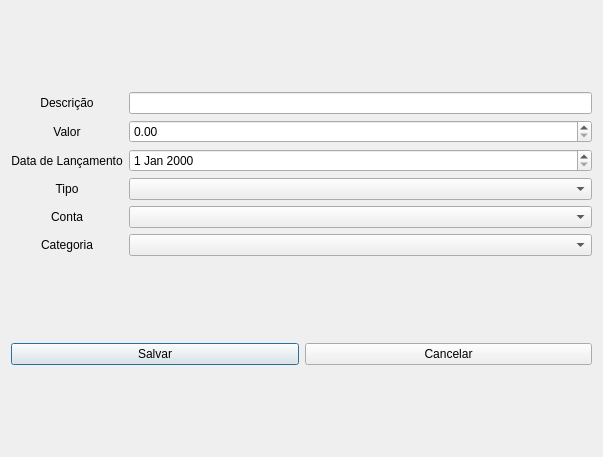
Before: the Qt Designer form MeuCentavoApp/Designer/FormsDashboard/FormsLancamentos/formAdicionarLancamento.ui in bee0ne1/MeuCentavo, drawn with Qt 5.
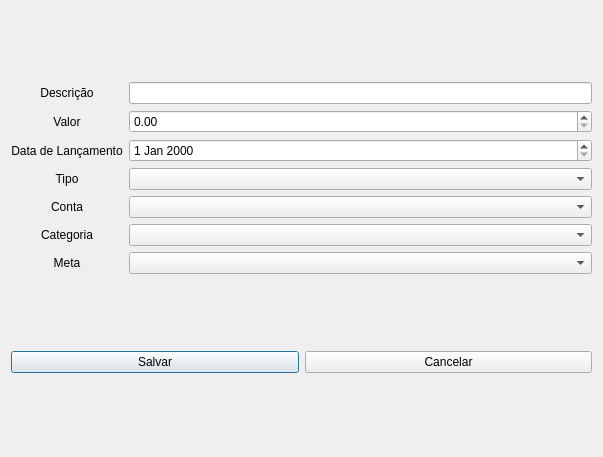
After: the same form once the commit is applied.

Patch:
```diff
--- a/MeuCentavoApp/Designer/FormsDashboard/FormsLancamentos/formAdicionarLancamento.ui
+++ b/MeuCentavoApp/Designer/FormsDashboard/FormsLancamentos/formAdicionarLancamento.ui
@@ -96,6 +96,19 @@
        <item row="7" column="1">
         <widget class="QComboBox" name="comboBoxCategoria"/>
        </item>
+       <item row="8" column="0">
+        <widget class="QLabel" name="label_7">
+         <property name="text">
+          <string>Meta</string>
+         </property>
+         <property name="alignment">
+          <set>Qt::AlignmentFlag::AlignCenter</set>
+         </property>
+        </widget>
+       </item>
+       <item row="8" column="1">
+        <widget class="QComboBox" name="comboBoxMeta"/>
+       </item>
       </layout>
      </item>
      <item>
```
Left out of the diff: 40 changed lines with no effect on the pictures.
